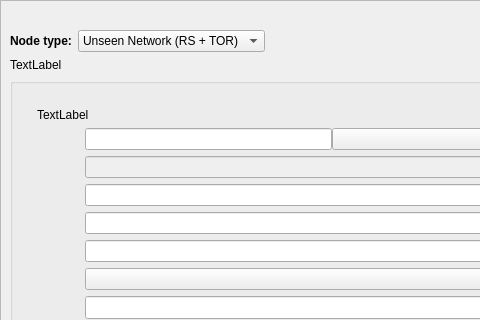
Old version of the form retroshare-gui/src/gui/GenCertDialog.ui in the repository unseenp2pdev/RetroShare; both pictures show x 0 to 480 and y 0 to 320 of the 978 by 595 pixel window.
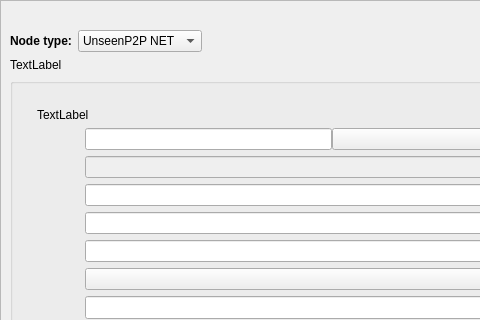
New version of the form. Icons and pictures are not drawn.

What changed in the file:
```diff
--- a/retroshare-gui/src/gui/GenCertDialog.ui
+++ b/retroshare-gui/src/gui/GenCertDialog.ui
@@ -95,7 +95,7 @@
           </property>
           <item>
            <property name="text">
-            <string>Unseen Network (RS + TOR)</string>
+            <string>UnseenP2P NET</string>
            </property>
           </item>
          </widget>
```
Left out of the diff: 5 changed lines with no effect on the pictures.
